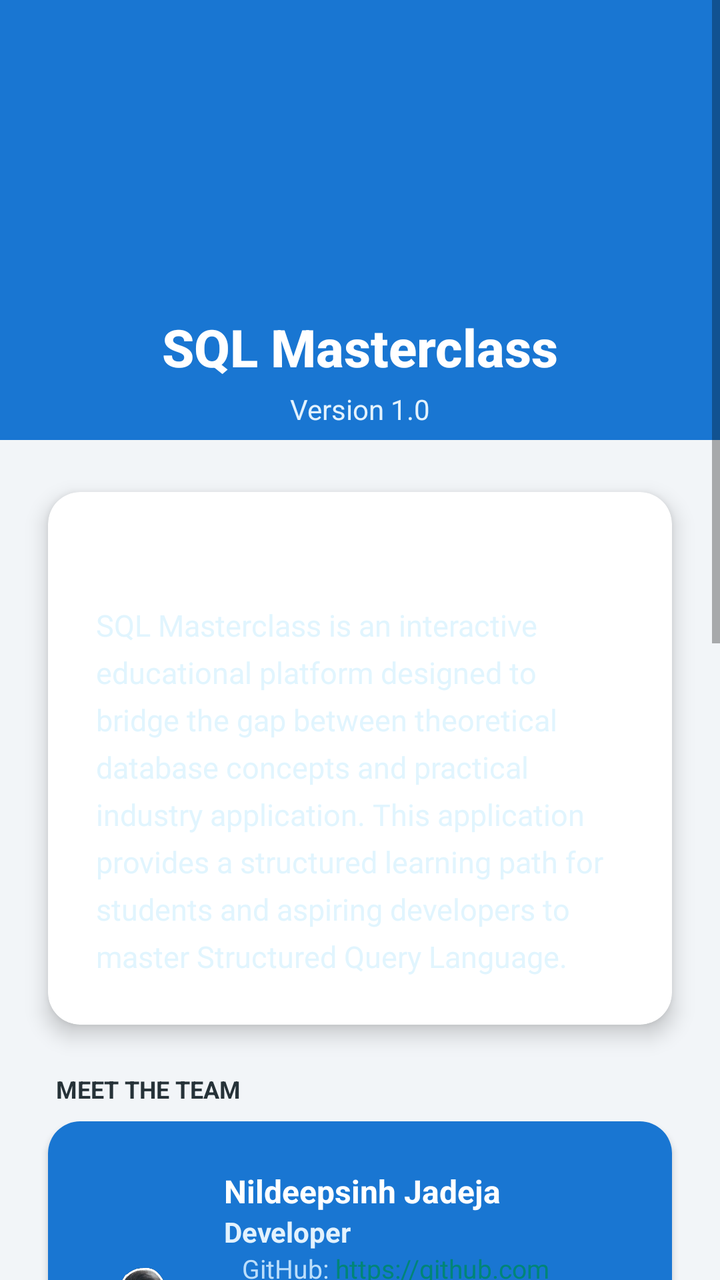
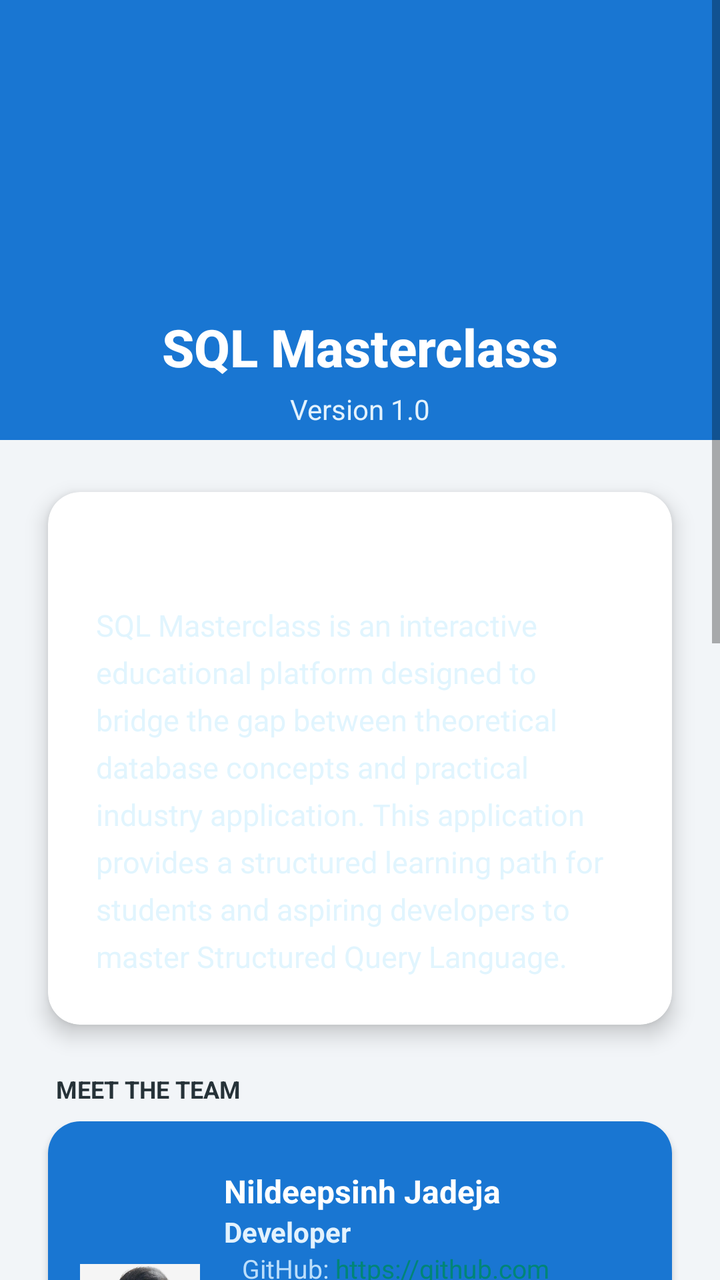

Two renders of the same Android screen: before a commit and after it. Below are the layout's source before the change and the commit's diff.
<!-- AndroidManifest.xml: application theme Theme.AppCompat.Light.NoActionBar -->
<!-- res/layout/activity_about.xml -->
<?xml version="1.0" encoding="utf-8"?>
<ScrollView xmlns:android="http://schemas.android.com/apk/res/android"
    xmlns:app="http://schemas.android.com/apk/res-auto"
    xmlns:tools="http://schemas.android.com/tools"
    android:layout_width="match_parent"
    android:layout_height="match_parent"
    android:background="#F2F5F8"
    android:fillViewport="true"
    android:fitsSystemWindows="true">

    <androidx.constraintlayout.widget.ConstraintLayout
        android:layout_width="match_parent"
        android:layout_height="wrap_content"
        android:paddingBottom="32dp">

        <View
            android:id="@+id/headerBg"
            android:layout_width="match_parent"
            android:layout_height="220dp"
            android:background="#1976D2"
            app:layout_constraintTop_toTopOf="parent" />

        <ImageView
            android:id="@+id/imgAppLogo"
            android:layout_width="100dp"
            android:layout_height="100dp"
            android:layout_marginTop="40dp"
            android:elevation="8dp"
            android:src="@mipmap/ic_launcher"
            app:layout_constraintEnd_toEndOf="parent"
            app:layout_constraintStart_toStartOf="parent"
            app:layout_constraintTop_toTopOf="parent"
            tools:ignore="ContentDescription" />

        <TextView
            android:id="@+id/tvAppName"
            android:layout_width="wrap_content"
            android:layout_height="wrap_content"
            android:layout_marginTop="16dp"
            android:fontFamily="sans-serif-medium"
            android:text="SQL Masterclass"
            android:textColor="#FFFFFF"
            android:textSize="26sp"
            android:textStyle="bold"
            app:layout_constraintEnd_toEndOf="parent"
            app:layout_constraintStart_toStartOf="parent"
            app:layout_constraintTop_toBottomOf="@+id/imgAppLogo" />

        <TextView
            android:id="@+id/tvVersion"
            android:layout_width="wrap_content"
            android:layout_height="wrap_content"
            android:layout_marginTop="4dp"
            android:text="Version 1.0"
            android:textColor="#E3F2FD"
            android:textSize="14sp"
            app:layout_constraintEnd_toEndOf="parent"
            app:layout_constraintStart_toStartOf="parent"
            app:layout_constraintTop_toBottomOf="@+id/tvAppName" />

        <androidx.cardview.widget.CardView
            android:id="@+id/cardDescription"
            android:layout_width="match_parent"
            android:layout_height="wrap_content"
            android:layout_marginHorizontal="24dp"
            android:layout_marginTop="32dp"
            app:cardCornerRadius="16dp"
            app:cardElevation="6dp"
            app:layout_constraintTop_toBottomOf="@+id/tvVersion">

            <LinearLayout
                android:layout_width="match_parent"
                android:layout_height="wrap_content"
                android:orientation="vertical"
                android:padding="24dp">

                <TextView
                    android:layout_width="wrap_content"
                    android:layout_height="wrap_content"
                    android:text="About"
                    android:textColor="#FFFFFF"
                    android:textSize="18sp"
                    android:textStyle="bold"
                    android:layout_marginBottom="8dp"/>

                <TextView
                    android:layout_width="match_parent"
                    android:layout_height="wrap_content"
                    android:lineSpacingExtra="6dp"
                    android:text="SQL Masterclass is an interactive educational platform designed to bridge the gap between theoretical database concepts and practical industry application. This application provides a structured learning path for students and aspiring developers to master Structured Query Language."
                    android:textColor="#E1F5FE"
                    android:textSize="15sp" />
            </LinearLayout>
        </androidx.cardview.widget.CardView>

        <TextView
            android:id="@+id/tvLabelTeam"
            android:layout_width="wrap_content"
            android:layout_height="wrap_content"
            android:layout_marginStart="28dp"
            android:layout_marginTop="24dp"
            android:text="Meet the Team"
            android:textAllCaps="true"
            android:textColor="#263238"
            android:textSize="12sp"
            android:textStyle="bold"
            app:layout_constraintStart_toStartOf="parent"
            app:layout_constraintTop_toBottomOf="@+id/cardDescription" />

        <androidx.cardview.widget.CardView
            android:id="@+id/cardTeam"
            android:layout_width="match_parent"
            android:layout_height="wrap_content"
            android:layout_marginHorizontal="24dp"
            android:layout_marginTop="8dp"
            app:cardCornerRadius="16dp"
            app:cardElevation="2dp"
            app:layout_constraintTop_toBottomOf="@+id/tvLabelTeam">

            <LinearLayout
                android:layout_width="match_parent"
                android:layout_height="wrap_content"
                android:orientation="vertical"
                android:paddingVertical="8dp"
                android:background="#1976D2">

                <LinearLayout
                    android:layout_width="match_parent"
                    android:layout_height="wrap_content"
                    android:orientation="horizontal"
                    android:padding="16dp"
                    android:gravity="center_vertical">

                    <ImageView
                        android:layout_width="60dp"
                        android:layout_height="60dp"
                        android:layout_marginEnd="12dp"
                        android:scaleType="centerCrop"
                        android:src="@drawable/dev_nildeepsinh" />

                    <LinearLayout
                        android:layout_width="0dp"
                        android:layout_height="wrap_content"
                        android:layout_weight="1"
                        android:orientation="vertical">
                        <TextView
                            android:layout_width="wrap_content"
                            android:layout_height="wrap_content"
                            android:text="Nildeepsinh Jadeja"
                            android:textColor="#FFFFFF"
                            android:textStyle="bold"
                            android:textSize="16sp"/>
                        <TextView
                            android:layout_width="wrap_content"
                            android:layout_height="wrap_content"
                            android:text="Developer"
                            android:textStyle="bold"
                            android:textColor="#E3F2FD"
                            android:textSize="14sp"/>

                        <TextView
                            android:layout_width="wrap_content"
                            android:layout_height="wrap_content"
                            android:text=" GitHub: https://github.com/Nildeepsinh24/"
                            android:textColor="#BBDEFB"
                            android:textSize="13sp"
                            android:autoLink="web"
                            android:drawableStart="@drawable/ic_info_small"
                            android:drawablePadding="6dp"
                            android:gravity="center_vertical"/>

                        <TextView
                            android:layout_width="wrap_content"
                            android:layout_height="wrap_content"
                            android:text=" LinkedIn: https://www.linkedin.com/in/nildeepsinh-jadeja-421b2a35b/"
                            android:textColor="#BBDEFB"
                            android:textSize="13sp"
                            android:autoLink="web"
                            android:drawableStart="@drawable/ic_place_small"
                            android:drawablePadding="6dp"
                            android:gravity="center_vertical"/>

                        <TextView
                            android:layout_width="wrap_content"
                            android:layout_height="wrap_content"
                            android:text=" Email: neeldeepsinhjadeja24@gmail.com"
                            android:textColor="#BBDEFB"
                            android:textSize="13sp"
                            android:autoLink="email"
                            android:drawableStart="@drawable/ic_email_small"
                            android:drawablePadding="6dp"
                            android:gravity="center_vertical"/>




                    </LinearLayout>
                </LinearLayout>

                <View
                    android:layout_width="match_parent"
                    android:layout_height="1dp"
                    android:layout_marginHorizontal="16dp"
                    android:background="#40FFFFFF" />

                <LinearLayout
                    android:layout_width="match_parent"
                    android:layout_height="wrap_content"
                    android:orientation="horizontal"
                    android:padding="16dp"
                    android:gravity="center_vertical">

                    <ImageView
                        android:layout_width="60dp"
                        android:layout_height="60dp"
                        android:layout_marginEnd="12dp"
                        android:scaleType="centerCrop"
                        android:src="@drawable/dev_vrinda" />

                    <LinearLayout
                        android:layout_width="0dp"
                        android:layout_height="wrap_content"
                        android:layout_weight="1"
                        android:orientation="vertical">
                        <TextView
                            android:layout_width="wrap_content"
                            android:layout_height="wrap_content"
                            android:text="Vrinda Mavadhiya"
                            android:textColor="#FFFFFF"
                            android:textStyle="bold"
                            android:textSize="16sp"/>
                        <TextView
                            android:layout_width="wrap_content"
                            android:layout_height="wrap_content"
                            android:text="Developer"
                            android:textStyle="bold"
                            android:textColor="#E3F2FD"
                            android:textSize="14sp"/>

                        <TextView
                            android:layout_width="wrap_content"
                            android:layout_height="wrap_content"
                            android:text=" GitHub: https://github.com/Vrindasm99"
                            android:textColor="#BBDEFB"
                            android:textSize="13sp"
                            android:autoLink="web"
                            android:gravity="center_vertical"
                            android:drawableStart="@drawable/ic_info_small"
                            android:drawablePadding="6dp"/>

                        <TextView
                            android:layout_width="wrap_content"
                            android:layout_height="wrap_content"
                            android:gravity="center_vertical"
                            android:text=" LinkedIn: https://www.linkedin.com/in/vrinda-mavadhiya-a42947217/"
                            android:textColor="#BBDEFB"
                            android:textSize="13sp"
                            android:autoLink="web"
                            android:drawableStart="@drawable/ic_place_small"
                            android:drawablePadding="6dp"/>

                        <TextView
                            android:layout_width="wrap_content"
                            android:layout_height="wrap_content"
                            android:gravity="center_vertical"
                            android:text=" Email: vrindasm2005@gmail.com"
                            android:textColor="#BBDEFB"
                            android:textSize="13sp"
                            android:autoLink="email"
                            android:drawableStart="@drawable/ic_email_small"
                            android:drawablePadding="6dp"/>

                    </LinearLayout>
                </LinearLayout>
            </LinearLayout>
        </androidx.cardview.widget.CardView>

        
        <TextView
            android:id="@+id/tvLabelGuide"
            android:layout_width="wrap_content"
            android:layout_height="wrap_content"
            android:layout_marginStart="28dp"
            android:layout_marginTop="24dp"
            android:text="Project Guide"
            android:textAllCaps="true"
            android:textColor="#263238"
            android:textSize="12sp"
            android:textStyle="bold"
            app:layout_constraintStart_toStartOf="parent"
            app:layout_constraintTop_toBottomOf="@id/cardTeam" />

        
        <androidx.cardview.widget.CardView
            android:id="@+id/cardGuide"
            android:layout_width="match_parent"
            android:layout_height="wrap_content"
            android:layout_marginHorizontal="24dp"
            android:layout_marginTop="8dp"
            app:cardCornerRadius="16dp"
            app:cardElevation="4dp"
            app:layout_constraintTop_toBottomOf="@id/tvLabelGuide"
            app:layout_constraintStart_toStartOf="parent"
            app:layout_constraintEnd_toEndOf="parent">

            <LinearLayout
                android:layout_width="match_parent"
                android:layout_height="wrap_content"
                android:orientation="horizontal"
                android:padding="16dp"
                android:gravity="center_vertical">

                
                <ImageView
                    android:layout_width="60dp"
                    android:layout_height="60dp"
                    android:layout_marginEnd="12dp"
                    android:scaleType="centerCrop"
                    android:src="@drawable/professor_placeholder"
                    tools:ignore="ContentDescription" />

                
                <LinearLayout
                    android:layout_width="wrap_content"
                    android:layout_height="wrap_content"
                    android:orientation="vertical">

                    <TextView
                        android:layout_width="wrap_content"
                        android:layout_height="wrap_content"
                        android:text="Hardik Chavda "
                        android:textSize="16sp"
                        android:textStyle="bold"
                        android:textColor="#0D47A1" />

                    <TextView
                        android:layout_width="wrap_content"
                        android:layout_height="wrap_content"
                        android:text="Assistant Professor"
                        android:textSize="14sp"
                        android:textColor="#455A64" />

                    <TextView
                        android:layout_width="wrap_content"
                        android:layout_height="wrap_content"
                        android:text="Department of Computer Applications"
                        android:textSize="13sp"
                        android:textColor="#607D8B" />

                    <TextView
                        android:layout_width="wrap_content"
                        android:layout_height="wrap_content"
                        android:text="Marwadi University"
                        android:textSize="13sp"
                        android:textStyle="italic"
                        android:textColor="#607D8B" />
                </LinearLayout>
            </LinearLayout>
        </androidx.cardview.widget.CardView>


        <TextView
            android:id="@+id/tvLabelSupport"
            android:layout_width="wrap_content"
            android:layout_height="wrap_content"
            android:layout_marginStart="28dp"
            android:layout_marginTop="24dp"
            android:text="Support"
            android:textAllCaps="true"
            android:textColor="#263238"
            android:textSize="12sp"
            android:textStyle="bold"
            app:layout_constraintStart_toStartOf="parent"
            app:layout_constraintTop_toBottomOf="@id/cardGuide" />

        <androidx.cardview.widget.CardView
            android:id="@+id/cardContact"
            android:layout_width="match_parent"
            android:layout_height="wrap_content"
            android:layout_marginHorizontal="24dp"
            android:layout_marginTop="8dp"
            android:clickable="true"
            android:focusable="true"
            android:foreground="?attr/selectableItemBackground"
            app:cardCornerRadius="16dp"
            app:cardElevation="6dp"
            app:layout_constraintTop_toBottomOf="@id/tvLabelSupport"
            app:layout_constraintStart_toStartOf="parent"
            app:layout_constraintEnd_toEndOf="parent">

            <LinearLayout
                android:layout_width="match_parent"
                android:layout_height="wrap_content"
                android:orientation="horizontal"
                android:padding="20dp"
                android:gravity="center_vertical">

                <ImageView
                    android:layout_width="24dp"
                    android:layout_height="24dp"
                    android:src="@android:drawable/ic_dialog_email"
                    app:tint="#FFFFFF"
                    android:layout_marginEnd="12dp"/>

                <LinearLayout
                    android:layout_width="0dp"
                    android:layout_height="wrap_content"
                    android:layout_weight="1"
                    android:orientation="vertical">

                    <TextView
                        android:layout_width="wrap_content"
                        android:layout_height="wrap_content"
                        android:text="Contact Us via Email"
                        android:textColor="#FFFFFF"
                        android:textStyle="bold"
                        android:textSize="16sp"/>

                    <TextView
                        android:layout_width="wrap_content"
                        android:layout_height="wrap_content"
                        android:text="sqlmasterclass05@gmail.com"
                        android:textColor="#E3F2FD"
                        android:textSize="14sp"
                        android:layout_marginTop="4dp"/>
                </LinearLayout>
            </LinearLayout>
        </androidx.cardview.widget.CardView>
    </androidx.constraintlayout.widget.ConstraintLayout>
</ScrollView>
<!-- resources referenced by this layout -->
<resources>
  <!-- drawable dev_nildeepsinh: jpg bitmap (drawable, 111048 bytes) -->
  <!-- drawable dev_vrinda: jpg bitmap (drawable, 55961 bytes) -->
  <!-- drawable ic_email_small (drawable) -->
  <?xml version="1.0" encoding="utf-8"?>
  <selector xmlns:android="http://schemas.android.com/apk/res/android">
    
  </selector>
  <!-- drawable ic_info_small (drawable) -->
  <?xml version="1.0" encoding="utf-8"?>
  <selector xmlns:android="http://schemas.android.com/apk/res/android">
    
  </selector>
  <!-- drawable ic_place_small (drawable) -->
  <?xml version="1.0" encoding="utf-8"?>
  <selector xmlns:android="http://schemas.android.com/apk/res/android">
    
  </selector>
  <!-- drawable professor_placeholder: jpg bitmap (drawable, 118085 bytes) -->
  <!-- mipmap ic_launcher (mipmap-anydpi-v26) -->
  <?xml version="1.0" encoding="utf-8"?>
  <adaptive-icon xmlns:android="http://schemas.android.com/apk/res/android">
      <background android:drawable="@mipmap/ic_launcher_background"/>
      <foreground android:drawable="@mipmap/ic_launcher_foreground"/>
  </adaptive-icon>
</resources>

<!-- the commit's change to res/layout/activity_about.xml (unified diff, before → after) -->
@@ -192,8 +192,6 @@
                             android:gravity="center_vertical"/>
 
 
-
-
                     </LinearLayout>
                 </LinearLayout>
 
<!-- resource entries referenced after the edit -->
@@ -1,6 +1,6 @@
 <!-- resources referenced by this layout -->
 <resources>
-  <!-- drawable dev_nildeepsinh: jpg bitmap (drawable, 111048 bytes) -->
+  <!-- drawable dev_nildeepsinh: jpg bitmap (drawable, 99413 bytes) -->
   <!-- drawable dev_vrinda: jpg bitmap (drawable, 55961 bytes) -->
   <!-- drawable ic_email_small (drawable) -->
   <?xml version="1.0" encoding="utf-8"?>
